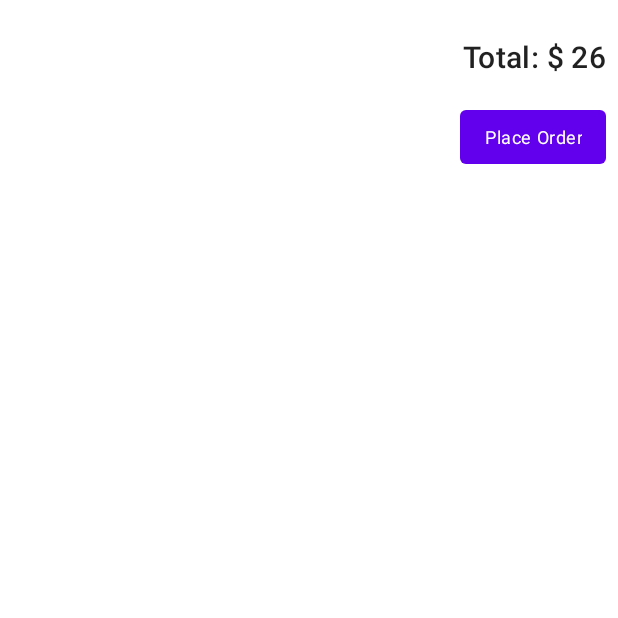
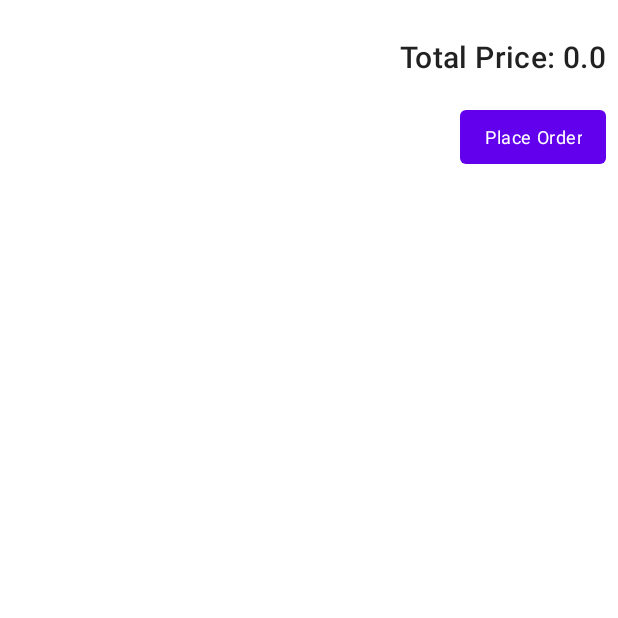
Before and after one commit to Tony122300/ShoppingApp, an Android app: the fragment CartFragment shown on its own in the app's theme, on a phone screen of 412 x 824 dp, the top half of it. Run offline under Robolectric (Android 15) with nearby library versions, the phone set to English and light mode, and no system bars; our stand-ins replace Picasso; libraries missing offline, so code that uses them is left out: com.razorpay; pictures from the network do not load.

Commit message:
"cart fragment and razorpay implemented"

```diff
--- a/app/src/main/java/ie/wit/shoppingapp/ui/cart/CartViewModel.kt
+++ b/app/src/main/java/ie/wit/shoppingapp/ui/cart/CartViewModel.kt
@@ -5,6 +5,7 @@ import androidx.lifecycle.LiveData
 import androidx.lifecycle.MutableLiveData
 
 import androidx.lifecycle.ViewModel
+import ie.wit.shoppingapp.main.StoreApp
 
 import ie.wit.shoppingapp.models.StoreModel
 //cart
@@ -12,6 +13,7 @@ import ie.wit.shoppingapp.models.StoreModel
 class CartViewModel : ViewModel() {
 
     private val productsInCart = mutableListOf<StoreModel>()
+
 
     fun addToCart(product: StoreModel) {
         productsInCart.add(product)
--- a/app/src/main/res/layout/cart_row.xml
+++ b/app/src/main/res/layout/cart_row.xml
@@ -8,7 +8,7 @@
         android:layout_height="wrap_content">
 
         <ImageView
-            android:id="@+id/productImageView"
+            android:id="@+id/productImage"
             android:layout_width="96dp"
             android:layout_height="96dp"
             android:padding="8dp"
@@ -25,7 +25,7 @@
             android:layout_marginLeft="16dp"
             android:textAppearance="@style/TextAppearance.MaterialComponents.Body1"
             app:layout_constraintBottom_toTopOf="@+id/textView"
-            app:layout_constraintStart_toEndOf="@+id/productImageView"
+            app:layout_constraintStart_toEndOf="@+id/productImage"
             app:layout_constraintTop_toTopOf="parent"   />
 
 
--- a/app/src/main/res/layout/fragment_cart.xml
+++ b/app/src/main/res/layout/fragment_cart.xml
@@ -30,9 +30,10 @@
             android:layout_height="wrap_content"
             android:layout_gravity="end"
             android:layout_margin="8dp"
-            android:text="Total: $ 26"
+            android:text="@string/price_format"
             android:textAppearance="@style/TextAppearance.MaterialComponents.Headline6" />
 
+        <!-- Place order button -->
         <Button
             android:id="@+id/placeOrderButton"
             style="@style/Widget.MaterialComponents.Button.UnelevatedButton"
@@ -43,5 +44,31 @@
             android:text="Place Order"
             android:textAppearance="@style/TextAppearance.MaterialComponents.Caption" />
 
+
+        <TextView
+            android:id="@+id/success"
+            android:layout_width="wrap_content"
+            android:layout_height="wrap_content"
+            android:layout_margin="8dp"
+            android:text="successful"
+            android:visibility="gone"
+            app:layout_constraintBottom_toBottomOf="parent"
+            app:layout_constraintEnd_toEndOf="parent"
+            app:layout_constraintHorizontal_bias="0.5"
+            app:layout_constraintTop_toTopOf="parent"/>
+
+        <TextView
+            android:id="@+id/failed"
+            android:layout_width="wrap_content"
+            android:layout_height="wrap_content"
+            android:layout_margin="8dp"
+            android:text="failed"
+            android:visibility="gone"
+            app:layout_constraintBottom_toBottomOf="parent"
+            app:layout_constraintEnd_toEndOf="parent"
+            app:layout_constraintHorizontal_bias="0.5"
+            app:layout_constraintTop_toTopOf="parent"/>
+
     </LinearLayout>
+
 </ScrollView>
```
Also changed, not shown: app/src/main/java/ie/wit/shoppingapp/adapter/CartListAdapter.kt (+15 -6 lines), app/src/main/java/ie/wit/shoppingapp/ui/cart/CartFragment.kt (+62 -5 lines).
